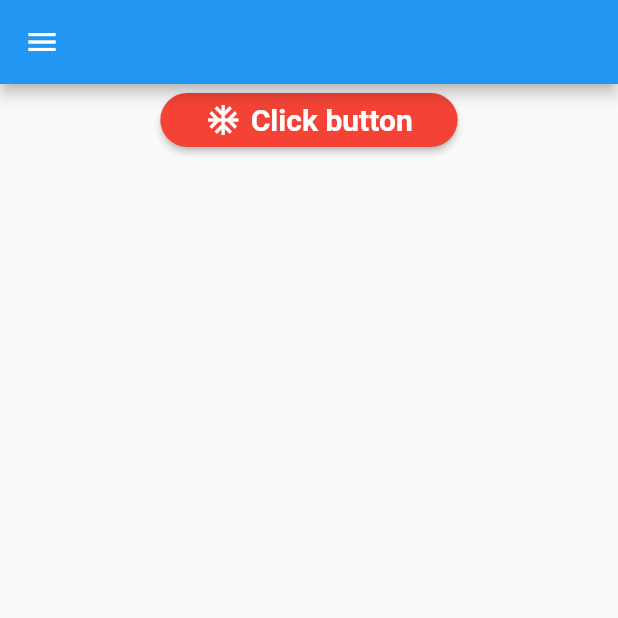
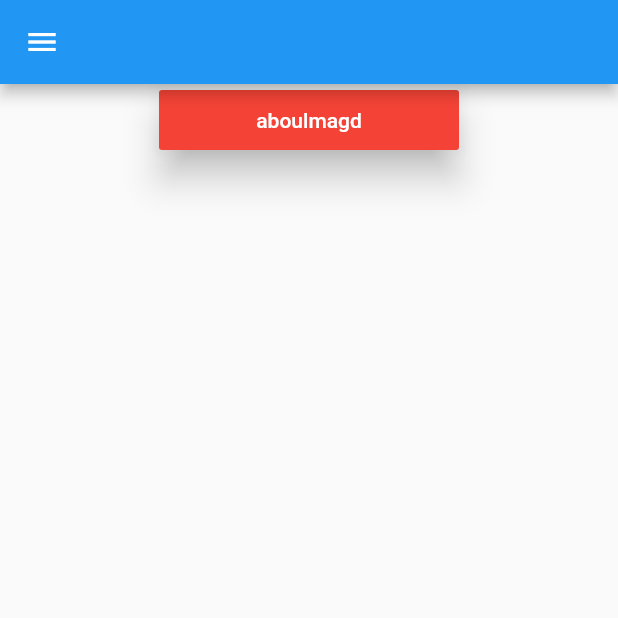
Before and after one commit to aboulmagdApp/flutter_startup, a Flutter app: the screen it shows after launch, on a phone screen of 412 x 824 dp, the top half of it. Run offline on Flutter 3.47's test engine with Material 2 defaults, Android fonts, the light colour scheme and no system bars.

Commit message:
MaterialButton

```diff
--- a/lib/main.dart
+++ b/lib/main.dart
@@ -33,22 +33,15 @@ class Login extends StatelessWidget {
         body: Column(
           children: [
             Center(
-              child: ElevatedButton.icon(
-                onPressed: () {
-                  print('onClick');
-                },
-                icon: Icon(Icons.ac_unit),
-                label: Text('Click button'),
-                style: ElevatedButton.styleFrom(
-                    primary: Colors.red,
-                    padding: EdgeInsets.symmetric(horizontal: 30),
-                    shape: RoundedRectangleBorder(
-                        borderRadius: BorderRadius.circular(30)),
-                    textStyle:
-                        TextStyle(fontSize: 20, fontWeight: FontWeight.bold)
-                    // elevation: 20,
-                    // shadowColor: Colors.blue
-                    ),
+              child: MaterialButton(
+                onPressed: () {},
+                child: Text('aboulmagd'),
+                elevation: 10,
+                splashColor: Colors.blue,
+                color: Colors.red,
+                height: 40,
+                minWidth: 200,
+                textColor: Colors.white,
               ),
             ),
           ],
```
